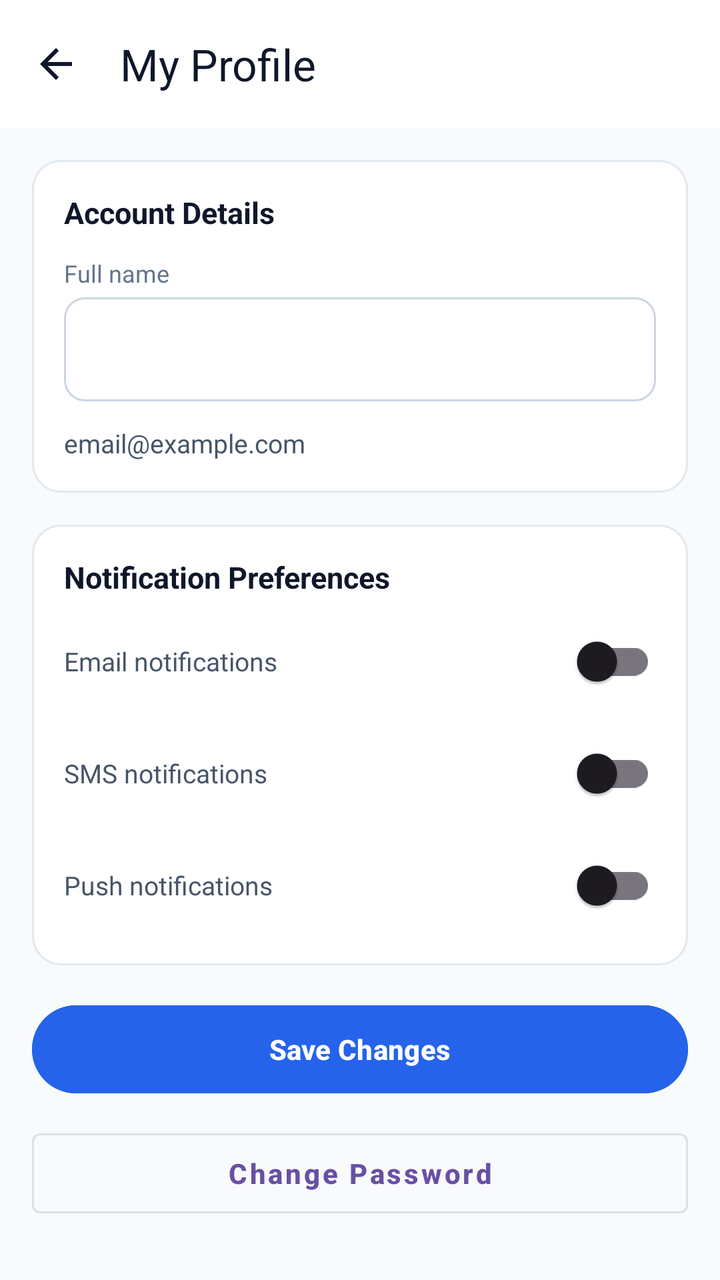
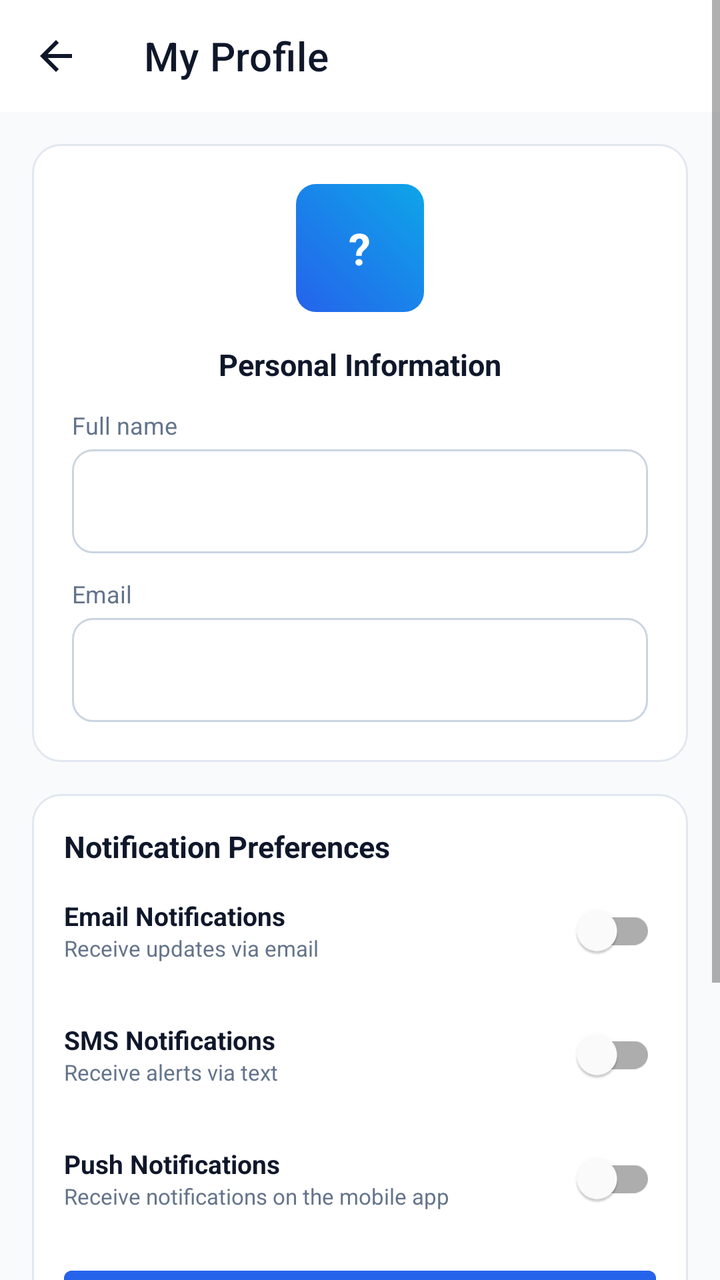

The first picture is an Android layout as it rendered before a commit; the second is the same layout after the commit. The layout source and the unified diff follow.
<!-- AndroidManifest.xml: application theme Theme.ApexLedger -->
<!-- res/layout/activity_profile.xml -->
<?xml version="1.0" encoding="utf-8"?>
<ScrollView xmlns:android="http://schemas.android.com/apk/res/android"
    xmlns:app="http://schemas.android.com/apk/res-auto"
    android:layout_width="match_parent"
    android:layout_height="match_parent"
    android:background="@color/gray_50"
    android:fillViewport="true">

    <LinearLayout
        android:layout_width="match_parent"
        android:layout_height="wrap_content"
        android:orientation="vertical">

        <com.google.android.material.appbar.MaterialToolbar
            android:id="@+id/toolbar"
            android:layout_width="match_parent"
            android:layout_height="?attr/actionBarSize"
            android:background="@color/white"
            app:titleTextColor="@color/navy"
            app:navigationIcon="@drawable/ic_back_arrow"
            app:title="My Profile" />

        <LinearLayout
            android:layout_width="match_parent"
            android:layout_height="wrap_content"
            android:orientation="vertical"
            android:padding="16dp">

            
            <LinearLayout
                android:layout_width="match_parent"
                android:layout_height="wrap_content"
                android:orientation="vertical"
                android:background="@drawable/bg_card_stroke"
                android:padding="16dp"
                android:layout_marginBottom="16dp">

                <TextView
                    android:layout_width="wrap_content"
                    android:layout_height="wrap_content"
                    android:text="Account Details"
                    android:textColor="@color/navy"
                    android:textStyle="bold"
                    android:textSize="15sp"
                    android:layout_marginBottom="12dp" />

                <TextView
                    android:layout_width="wrap_content"
                    android:layout_height="wrap_content"
                    android:text="Full name"
                    android:textColor="@color/gray_500"
                    android:textSize="12sp" />

                <EditText
                    android:id="@+id/etFullName"
                    android:layout_width="match_parent"
                    android:layout_height="52dp"
                    android:background="@drawable/bg_input_field"
                    android:paddingStart="14dp"
                    android:paddingEnd="14dp"
                    android:textSize="14sp"
                    android:layout_marginTop="4dp"
                    android:layout_marginBottom="12dp" />

                <TextView
                    android:id="@+id/tvEmailReadonly"
                    android:layout_width="wrap_content"
                    android:layout_height="wrap_content"
                    android:text="email@example.com"
                    android:textColor="@color/gray_600"
                    android:textSize="13sp" />

            </LinearLayout>

            
            <LinearLayout
                android:layout_width="match_parent"
                android:layout_height="wrap_content"
                android:orientation="vertical"
                android:background="@drawable/bg_card_stroke"
                android:padding="16dp"
                android:layout_marginBottom="16dp">

                <TextView
                    android:layout_width="wrap_content"
                    android:layout_height="wrap_content"
                    android:text="Notification Preferences"
                    android:textColor="@color/navy"
                    android:textStyle="bold"
                    android:textSize="15sp"
                    android:layout_marginBottom="8dp" />

                <LinearLayout
                    android:layout_width="match_parent"
                    android:layout_height="wrap_content"
                    android:orientation="horizontal"
                    android:gravity="center_vertical">
                    <TextView
                        android:layout_width="0dp"
                        android:layout_weight="1"
                        android:layout_height="wrap_content"
                        android:text="Email notifications"
                        android:textColor="@color/gray_600"
                        android:textSize="13sp" />
                    <com.google.android.material.switchmaterial.SwitchMaterial
                        android:id="@+id/switchEmail"
                        android:layout_width="wrap_content"
                        android:layout_height="wrap_content" />
                </LinearLayout>

                <LinearLayout
                    android:layout_width="match_parent"
                    android:layout_height="wrap_content"
                    android:orientation="horizontal"
                    android:gravity="center_vertical"
                    android:layout_marginTop="8dp">
                    <TextView
                        android:layout_width="0dp"
                        android:layout_weight="1"
                        android:layout_height="wrap_content"
                        android:text="SMS notifications"
                        android:textColor="@color/gray_600"
                        android:textSize="13sp" />
                    <com.google.android.material.switchmaterial.SwitchMaterial
                        android:id="@+id/switchSms"
                        android:layout_width="wrap_content"
                        android:layout_height="wrap_content" />
                </LinearLayout>

                <LinearLayout
                    android:layout_width="match_parent"
                    android:layout_height="wrap_content"
                    android:orientation="horizontal"
                    android:gravity="center_vertical"
                    android:layout_marginTop="8dp">
                    <TextView
                        android:layout_width="0dp"
                        android:layout_weight="1"
                        android:layout_height="wrap_content"
                        android:text="Push notifications"
                        android:textColor="@color/gray_600"
                        android:textSize="13sp" />
                    <com.google.android.material.switchmaterial.SwitchMaterial
                        android:id="@+id/switchPush"
                        android:layout_width="wrap_content"
                        android:layout_height="wrap_content" />
                </LinearLayout>

            </LinearLayout>

            <com.google.android.material.button.MaterialButton
                android:id="@+id/btnSaveProfile"
                android:layout_width="match_parent"
                android:layout_height="52dp"
                android:text="Save Changes"
                android:textAllCaps="false"
                android:textStyle="bold"
                android:backgroundTint="@color/primary"
                android:layout_marginBottom="10dp" />

            <com.google.android.material.button.MaterialButton
                android:id="@+id/btnChangePassword"
                style="@style/Widget.MaterialComponents.Button.OutlinedButton"
                android:layout_width="match_parent"
                android:layout_height="52dp"
                android:text="Change Password"
                android:textAllCaps="false"
                android:textStyle="bold" />

        </LinearLayout>
    </LinearLayout>
</ScrollView>
<!-- resources referenced by this layout -->
<resources>
  <color name="gray_50">#F8FAFC</color>
  <color name="gray_500">#64748B</color>
  <color name="gray_600">#475569</color>
  <color name="navy">#0F172A</color>
  <color name="primary">#2563EB</color>
  <color name="white">#FFFFFF</color>
  <!-- drawable bg_card_stroke (drawable) -->
  <?xml version="1.0" encoding="utf-8"?>
  <shape xmlns:android="http://schemas.android.com/apk/res/android" android:shape="rectangle">
      <corners android:radius="14dp" />
      <solid android:color="@color/white" />
      <stroke android:width="1dp" android:color="@color/gray_200" />
  </shape>
  <!-- drawable bg_input_field (drawable) -->
  <?xml version="1.0" encoding="utf-8"?>
  <shape xmlns:android="http://schemas.android.com/apk/res/android"
      android:shape="rectangle">
      <corners android:radius="10dp" />
      <solid android:color="@color/white" />
      <stroke android:width="1dp" android:color="@color/gray_300" />
  </shape>
  <!-- drawable ic_back_arrow (drawable) -->
  <vector xmlns:android="http://schemas.android.com/apk/res/android"
      android:width="24dp"
      android:height="24dp"
      android:viewportWidth="24"
      android:viewportHeight="24"
      android:tint="@color/navy">
      <path
          android:fillColor="@android:color/white"
          android:pathData="M20,11H7.83l5.59,-5.59L12,4l-8,8 8,8 1.41,-1.41L7.83,13H20v-2z"/>
  </vector>
  <style name="Theme.ApexLedger" parent="Base.Theme.ApexLedger" />
  <color name="gray_200">#E2E8F0</color>
  <color name="gray_300">#CBD5E1</color>
  <style name="Base.Theme.ApexLedger" parent="Theme.Material3.DayNight.NoActionBar">
          
          
      </style>
</resources>

<!-- the commit's change to res/layout/activity_profile.xml (unified diff, before → after) -->
@@ -31,21 +31,40 @@
                 android:layout_width="match_parent"
                 android:layout_height="wrap_content"
                 android:orientation="vertical"
+                android:gravity="center_horizontal"
                 android:background="@drawable/bg_card_stroke"
-                android:padding="16dp"
+                android:padding="20dp"
                 android:layout_marginBottom="16dp">
 
+                <LinearLayout
+                    android:id="@+id/avatarCircle"
+                    android:layout_width="64dp"
+                    android:layout_height="64dp"
+                    android:background="@drawable/bg_brand_icon"
+                    android:gravity="center"
+                    android:layout_marginBottom="16dp">
+
+                    <TextView
+                        android:id="@+id/tvAvatarInitials"
+                        android:layout_width="wrap_content"
+                        android:layout_height="wrap_content"
+                        android:text="?"
+                        android:textColor="@color/white"
+                        android:textStyle="bold"
+                        android:textSize="22sp" />
+                </LinearLayout>
+
                 <TextView
                     android:layout_width="wrap_content"
                     android:layout_height="wrap_content"
-                    android:text="Account Details"
+                    android:text="Personal Information"
                     android:textColor="@color/navy"
                     android:textStyle="bold"
                     android:textSize="15sp"
                     android:layout_marginBottom="12dp" />
 
                 <TextView
-                    android:layout_width="wrap_content"
+                    android:layout_width="match_parent"
                     android:layout_height="wrap_content"
                     android:text="Full name"
                     android:textColor="@color/gray_500"
@@ -63,12 +82,23 @@
                     android:layout_marginBottom="12dp" />
 
                 <TextView
+                    android:layout_width="match_parent"
+                    android:layout_height="wrap_content"
+                    android:text="Email"
+                    android:textColor="@color/gray_500"
+                    android:textSize="12sp" />
+
+                <TextView
                     android:id="@+id/tvEmailReadonly"
-                    android:layout_width="wrap_content"
-                    android:layout_height="wrap_content"
-                    android:text="email@example.com"
-                    android:textColor="@color/gray_600"
-                    android:textSize="13sp" />
+                    android:layout_width="match_parent"
+                    android:layout_height="52dp"
+                    android:background="@drawable/bg_input_field"
+                    android:paddingStart="14dp"
+                    android:paddingEnd="14dp"
+                    android:gravity="center_vertical"
+                    android:textColor="@color/gray_500"
+                    android:textSize="14sp"
+                    android:layout_marginTop="4dp" />
 
             </LinearLayout>
 
@@ -95,13 +125,25 @@
                     android:layout_height="wrap_content"
                     android:orientation="horizontal"
                     android:gravity="center_vertical">
-                    <TextView
+                    <LinearLayout
                         android:layout_width="0dp"
                         android:layout_weight="1"
                         android:layout_height="wrap_content"
-                        android:text="Email notifications"
-                        android:textColor="@color/gray_600"
-                        android:textSize="13sp" />
+                        android:orientation="vertical">
+                        <TextView
+                            android:layout_width="wrap_content"
+                            android:layout_height="wrap_content"
+                            android:text="Email Notifications"
+                            android:textColor="@color/navy"
+                            android:textStyle="bold"
+                            android:textSize="13sp" />
+                        <TextView
+                            android:layout_width="wrap_content"
+                            android:layout_height="wrap_content"
+                            android:text="Receive updates via email"
+                            android:textColor="@color/gray_500"
+                            android:textSize="11sp" />
+                    </LinearLayout>
                     <com.google.android.material.switchmaterial.SwitchMaterial
                         android:id="@+id/switchEmail"
                         android:layout_width="wrap_content"
@@ -113,14 +155,26 @@
                     android:layout_height="wrap_content"
                     android:orientation="horizontal"
                     android:gravity="center_vertical"
-                    android:layout_marginTop="8dp">
-                    <TextView
+                    android:layout_marginTop="14dp">
+                    <LinearLayout
                         android:layout_width="0dp"
                         android:layout_weight="1"
                         android:layout_height="wrap_content"
-                        android:text="SMS notifications"
-                        android:textColor="@color/gray_600"
-                        android:textSize="13sp" />
+                        android:orientation="vertical">
+                        <TextView
+                            android:layout_width="wrap_content"
+                            android:layout_height="wrap_content"
+                            android:text="SMS Notifications"
+                            android:textColor="@color/navy"
+                            android:textStyle="bold"
+                            android:textSize="13sp" />
+                        <TextView
+                            android:layout_width="wrap_content"
+                            android:layout_height="wrap_content"
+                            android:text="Receive alerts via text"
+                            android:textColor="@color/gray_500"
+                            android:textSize="11sp" />
+                    </LinearLayout>
                     <com.google.android.material.switchmaterial.SwitchMaterial
                         android:id="@+id/switchSms"
                         android:layout_width="wrap_content"
@@ -132,40 +186,71 @@
                     android:layout_height="wrap_content"
                     android:orientation="horizontal"
                     android:gravity="center_vertical"
-                    android:layout_marginTop="8dp">
-                    <TextView
+                    android:layout_marginTop="14dp">
+                    <LinearLayout
                         android:layout_width="0dp"
                         android:layout_weight="1"
                         android:layout_height="wrap_content"
-                        android:text="Push notifications"
-                        android:textColor="@color/gray_600"
-                        android:textSize="13sp" />
+                        android:orientation="vertical">
+                        <TextView
+                            android:layout_width="wrap_content"
+                            android:layout_height="wrap_content"
+                            android:text="Push Notifications"
+                            android:textColor="@color/navy"
+                            android:textStyle="bold"
+                            android:textSize="13sp" />
+                        <TextView
+                            android:layout_width="wrap_content"
+                            android:layout_height="wrap_content"
+                            android:text="Receive notifications on the mobile app"
+                            android:textColor="@color/gray_500"
+                            android:textSize="11sp" />
+                    </LinearLayout>
                     <com.google.android.material.switchmaterial.SwitchMaterial
                         android:id="@+id/switchPush"
                         android:layout_width="wrap_content"
                         android:layout_height="wrap_content" />
                 </LinearLayout>
 
+                <com.google.android.material.button.MaterialButton
+                    android:id="@+id/btnSaveProfile"
+                    android:layout_width="match_parent"
+                    android:layout_height="48dp"
+                    android:text="Save Preferences"
+                    android:textAllCaps="false"
+                    android:textStyle="bold"
+                    android:backgroundTint="@color/primary"
+                    android:layout_marginTop="16dp" />
+
             </LinearLayout>
 
-            <com.google.android.material.button.MaterialButton
-                android:id="@+id/btnSaveProfile"
+            
+            <LinearLayout
                 android:layout_width="match_parent"
-                android:layout_height="52dp"
-                android:text="Save Changes"
-                android:textAllCaps="false"
-                android:textStyle="bold"
-                android:backgroundTint="@color/primary"
-                android:layout_marginBottom="10dp" />
-
-            <com.google.android.material.button.MaterialButton
-                android:id="@+id/btnChangePassword"
-                style="@style/Widget.MaterialComponents.Button.OutlinedButton"
-                android:layout_width="match_parent"
-                android:layout_height="52dp"
-                android:text="Change Password"
-                android:textAllCaps="false"
-                android:textStyle="bold" />
+                android:layout_height="wrap_content"
+                android:orientation="vertical"
+                android:background="@drawable/bg_card_stroke"
+                android:padding="16dp">
+
+                <TextView
+                    android:layout_width="wrap_content"
+                    android:layout_height="wrap_content"
+                    android:text="Change Password"
+                    android:textColor="@color/navy"
+                    android:textStyle="bold"
+                    android:textSize="15sp"
+                    android:layout_marginBottom="8dp" />
+
+                <com.google.android.material.button.MaterialButton
+                    android:id="@+id/btnChangePassword"
+                    style="@style/Widget.MaterialComponents.Button.OutlinedButton"
+                    android:layout_width="match_parent"
+                    android:layout_height="48dp"
+                    android:text="Update Password"
+                    android:textAllCaps="false"
+                    android:textStyle="bold" />
+
+            </LinearLayout>
 
         </LinearLayout>
     </LinearLayout>
<!-- resource entries referenced after the edit -->
@@ -2,10 +2,19 @@
 <resources>
   <color name="gray_50">#F8FAFC</color>
   <color name="gray_500">#64748B</color>
-  <color name="gray_600">#475569</color>
   <color name="navy">#0F172A</color>
   <color name="primary">#2563EB</color>
   <color name="white">#FFFFFF</color>
+  <!-- drawable bg_brand_icon (drawable) -->
+  <?xml version="1.0" encoding="utf-8"?>
+  <shape xmlns:android="http://schemas.android.com/apk/res/android"
+      android:shape="rectangle">
+      <corners android:radius="10dp" />
+      <gradient
+          android:angle="45"
+          android:startColor="@color/primary"
+          android:endColor="@color/cyan" />
+  </shape>
   <!-- drawable bg_card_stroke (drawable) -->
   <?xml version="1.0" encoding="utf-8"?>
   <shape xmlns:android="http://schemas.android.com/apk/res/android" android:shape="rectangle">
@@ -32,12 +41,18 @@
           android:fillColor="@android:color/white"
           android:pathData="M20,11H7.83l5.59,-5.59L12,4l-8,8 8,8 1.41,-1.41L7.83,13H20v-2z"/>
   </vector>
-  <style name="Theme.ApexLedger" parent="Base.Theme.ApexLedger" />
+  <style name="Theme.ApexLedger" parent="Theme.MaterialComponents.DayNight.NoActionBar">
+          <item name="colorPrimary">@color/primary</item>
+          <item name="colorPrimaryDark">@color/primary_dark</item>
+          <item name="colorAccent">@color/success</item>
+          <item name="android:windowBackground">@color/background</item>
+          <item name="android:statusBarColor">@color/navy</item>
+          <item name="android:navigationBarColor">@color/white</item>
+      </style>
+  <color name="cyan">#0EA5E9</color>
   <color name="gray_200">#E2E8F0</color>
   <color name="gray_300">#CBD5E1</color>
-  <style name="Base.Theme.ApexLedger" parent="Theme.Material3.DayNight.NoActionBar">
-          
-          
-      </style>
+  <color name="primary_dark">#1D4ED8</color>
+  <color name="success">#16A34A</color>
 </resources>
 
